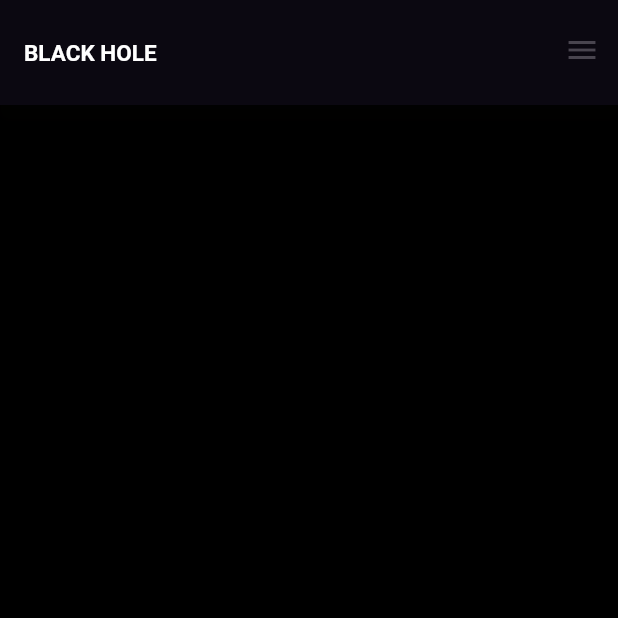
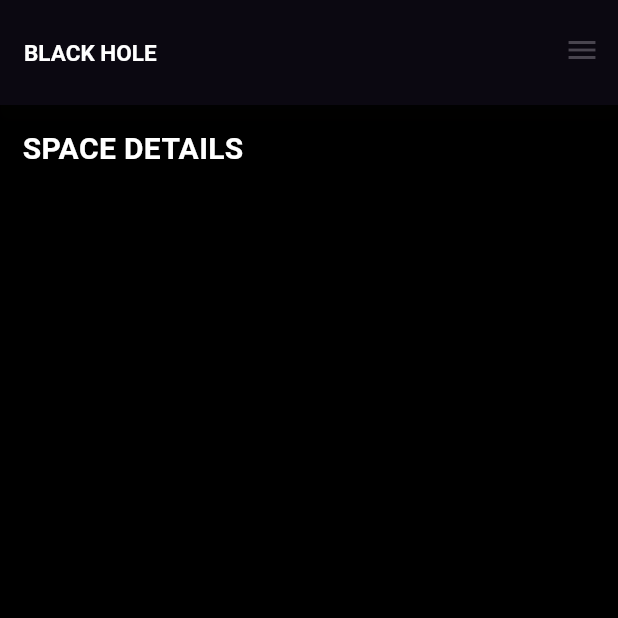
Before and after one commit to Yasith-Uvanpriya/flutter_02, a Flutter app: the screen it shows after launch, on a phone screen of 412 x 824 dp, the top half of it. Run offline on Flutter 3.47's test engine with Material 3 defaults, Android fonts, the phone set to English and light mode, and no system bars.

Commit message:
Update main.dart

```diff
--- a/lib/main.dart
+++ b/lib/main.dart
@@ -36,6 +36,20 @@ class MyApp extends StatelessWidget {
             ),
           ],
         ),
+        body: Padding(
+          padding: const EdgeInsets.all(15.0),
+          child: Column(
+            children: const [
+              const Text("SPACE DETAILS",
+              style: TextStyle(
+                color: Colors.white,
+                fontSize: 20,
+                fontWeight: FontWeight.bold,
+
+              ),)
+            ],
+          ),
+        ),
       ),
     );
   }
```
